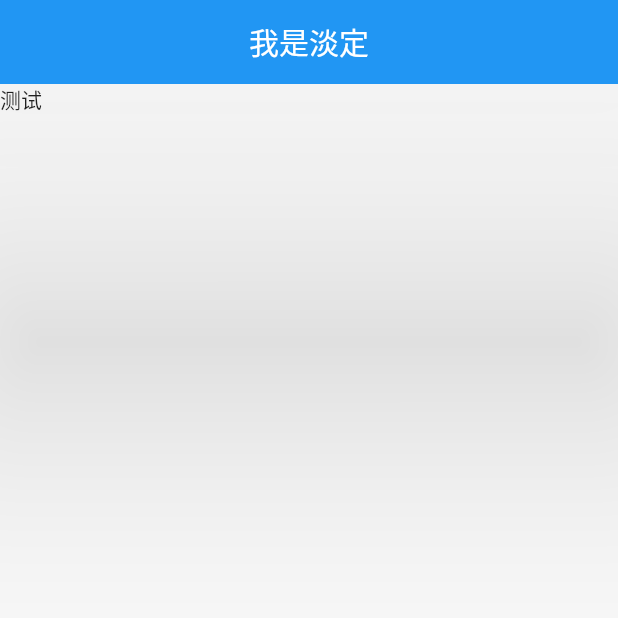
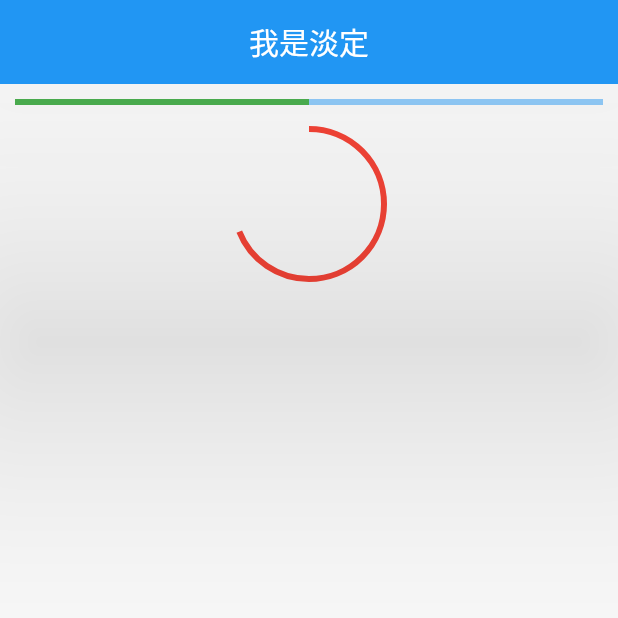
Before and after one commit to tangchunwei/flutter_learn, a Flutter app: the screen it shows after launch, on a phone screen of 412 x 824 dp, the top half of it. Run offline on Flutter 3.47's test engine with Material 2 defaults, Android fonts, the phone set to English and light mode, and no system bars.

Commit message:
#Progress

```diff
--- a/lib/main.dart
+++ b/lib/main.dart
@@ -1,6 +1,6 @@
 import 'package:flutter/material.dart';
 
-import 'widgets/text.dart';
+import 'widgets/progress_demo.dart';
 
 main() {
   runApp(const MyApp());
@@ -21,7 +21,7 @@ class HomePage extends StatelessWidget {
     return Scaffold(
       appBar: AppBar(
           title: const Text("我是淡定"), centerTitle: true, elevation: 100.0),
-      body: const TextDemo(),
+      body: const ProgressDemo(),
     );
   }
 }
--- /dev/null
+++ b/lib/widgets/progress_demo.dart
@@ -0,0 +1,32 @@
+import 'package:flutter/material.dart';
+
+class ProgressDemo extends StatelessWidget {
+  const ProgressDemo({Key? key}) : super(key: key);
+
+  @override
+  Widget build(BuildContext context) {
+    return Padding(
+      padding: const EdgeInsets.all(10),
+      child: Column(
+        children: const [
+          LinearProgressIndicator(
+              value: 0.5, valueColor: AlwaysStoppedAnimation(Colors.green)),
+          SizedBox(
+            height: 16,
+          ),
+          SizedBox(
+            height: 100,
+            width: 100,
+            child: CircularProgressIndicator(
+              value: 0.69,
+              valueColor: AlwaysStoppedAnimation(Colors.red),
+            ),
+          ),
+          SizedBox(
+            height: 16,
+          ),
+        ],
+      ),
+    );
+  }
+}
```
